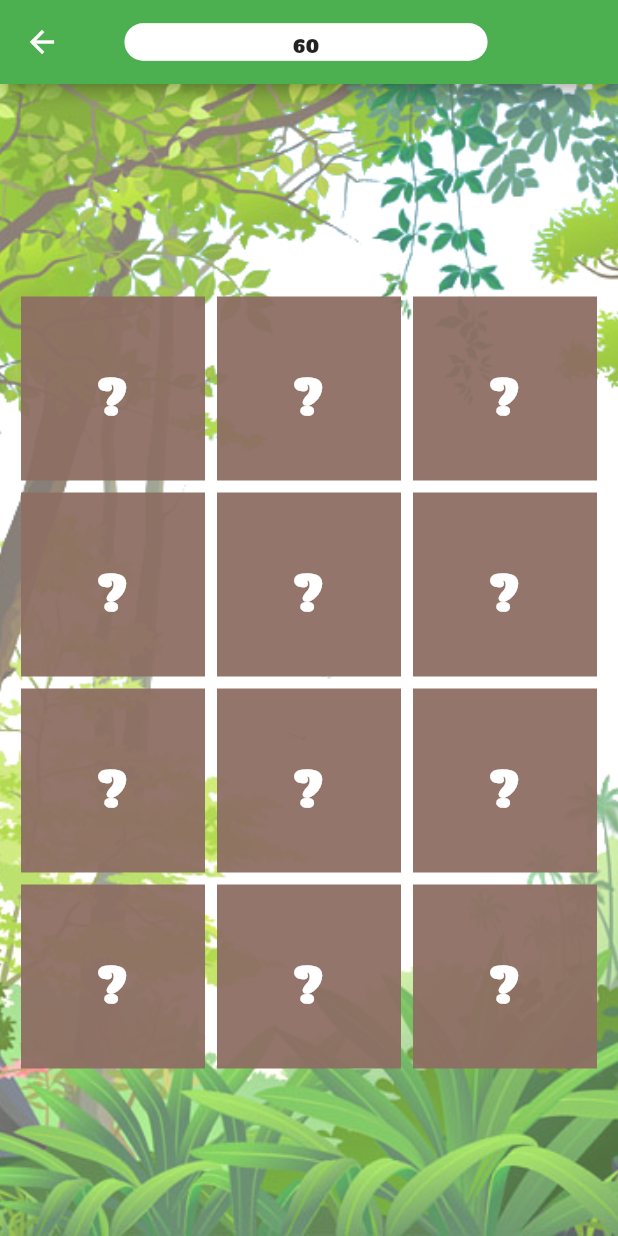
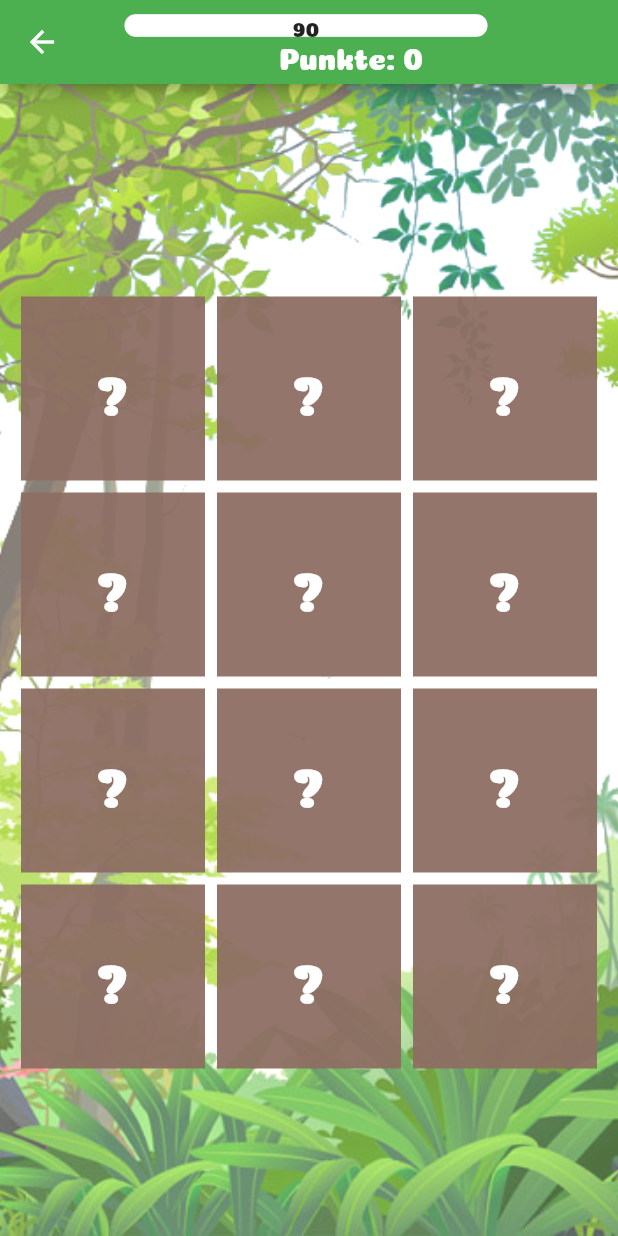
Before and after one commit to stormqueen23/memory, a Flutter app: the screen it shows after launch, after a tap on "Mittel", on a phone screen of 412 x 824 dp. Run offline on Flutter 3.47's test engine with Material 2 defaults, Android fonts, the light colour scheme and no system bars; drawn by our look-alikes of percent_indicator.

Commit message:
code cleanup counting points show overview after 3 rounds

```diff
--- a/lib/board.dart
+++ b/lib/board.dart
@@ -12,28 +12,25 @@ const int _timerMillis = 1500;
 const int max_rounds = 3;
 const int maxDinoCards = 15;
 
-
-
 class Board extends StatefulWidget {
   final int difficulty;
-  final MemoryType type;
+  //final MemoryType type;
 
-  Board(this.difficulty, this.type, {Key key}) : super(key: key);
+  Board(this.difficulty, {Key key}) : super(key: key);
 
   @override
   BoardState createState() {
-    return new BoardState(difficulty, type);
+    return new BoardState(difficulty);
   }
 
   static BoardState of(BuildContext context) {
-    final BoardState navigator = context.ancestorStateOfType(
-        const TypeMatcher<BoardState>());
+    final BoardState navigator =
+        context.ancestorStateOfType(const TypeMatcher<BoardState>());
 
     assert(() {
       if (navigator == null) {
-        throw new FlutterError(
-            'Operation requested with a context that does '
-                'not include a GameState.');
+        throw new FlutterError('Operation requested with a context that does '
+            'not include a GameState.');
       }
       return true;
     }());
@@ -47,15 +44,16 @@ class BoardState extends State<Board> {
   double height;
 
   final int difficulty;
-  final MemoryType selectedMemoryType;
+  //final MemoryType selectedMemoryType;
 
-  BoardState(this.difficulty, this.selectedMemoryType);
+  BoardState(this.difficulty);
 
   int rows = 1;
   int cols = 2;
 
   Timer timer;
 
+  int points = 0;
   int moves = 0;
   int minMoveCounter = 0;
 
@@ -82,6 +80,38 @@ class BoardState extends State<Board> {
     super.initState();
   }
 
+  AppBar getAppBar() {
+    //bool showText = result.preferredSize.height > 55;
+    AppBar result = doGetAppBar(true);
+    debugPrint("appBarSize: " + result.preferredSize.toString());
+    if (result.preferredSize.height < 56) {
+      result = doGetAppBar(false);
+      debugPrint("appBarSize: " + result.preferredSize.toString());
+    }
+    return result;
+  }
+
+  AppBar doGetAppBar(bool showDetails) {
+    AppBar result = new AppBar(
+      title: Column(
+        children: getAppBarDetails(showDetails),
+      ),
+      centerTitle: true,
+      backgroundColor: Colors.green,
+    );
+    return result;
+  }
+
+  List<Widget> getAppBarDetails(bool showDetailRow) {
+    List<Widget> result = <Widget>[];
+    result.add(Center(child: levelTimer));
+    if (showDetailRow) {
+      Text t = Text('Punkte: $points', style: new TextStyle(fontSize: 20.0));
+      result.add(t);
+    }
+    return result;
+  }
+
   @override
   Widget build(BuildContext context) {
     width = MediaQuery.of(context).size.width;
@@ -91,20 +121,7 @@ class BoardState extends State<Board> {
     debugPrint('height: ' + height.toString());
 
     return new Scaffold(
-        appBar: new AppBar(
-          title: Column(
-            children: <Widget>[
-              /*
-              new Text(
-                '$moves',
-                style: new TextStyle(fontSize: 30.0),
-              ),*/
-              Center(child: levelTimer),
-            ],
-          ),
-          centerTitle: true,
-          backgroundColor: Colors.green,
-        ),
+        appBar: getAppBar(),
         body: new Container(
           child: buildBoardUI(cardSize),
         ));
@@ -118,7 +135,7 @@ class BoardState extends State<Board> {
     debugPrint('spaceForHeight ' + spaceForHeight.toString());
     debugPrint('spaceForWidth ' + spaceForWidth.toString());
 
-    double heightPerCard =  spaceForHeight / rows;
+    double heightPerCard = spaceForHeight / rows;
     double widthPerCard = spaceForWidth / cols;
     debugPrint('heightPerCard ' + heightPerCard.toString());
     debugPrint('widthPerCard ' + widthPerCard.toString());
@@ -150,7 +167,6 @@ class BoardState extends State<Board> {
                   posX: x,
                   posY: y,
                   size: cardSize,
-                  selectedMemoryType: selectedMemoryType,
                 ),
               ),
             ),
@@ -163,7 +179,6 @@ class BoardState extends State<Board> {
             posX: x,
             posY: y,
             size: cardSize,
-            selectedMemoryType: selectedMemoryType,
           ));
         }
       }
@@ -220,9 +235,13 @@ class BoardState extends State<Board> {
             if (firstValue == secondValue) {
               uiState[firstX][firstY] = TileState.found;
               uiState[secondX][secondY] = TileState.found;
+              points += 10;
             } else {
               uiState[firstX][firstY] = TileState.covered;
               uiState[secondX][secondY] = TileState.covered;
+              if (points > 0) {
+                points --;
+              }
             }
             moves++;
             firstValue = null;
@@ -244,6 +263,8 @@ class BoardState extends State<Board> {
             }
             //debugPrint('allfound: ' + allFound.toString());
             if (allFound) {
+              //int remaining = MemoryTimer.of(context).remainingTime;
+              //points += remaining;
               goToSummary(context);
             }
           }
@@ -262,11 +283,11 @@ class BoardState extends State<Board> {
     } else if (difficulty == 2) {
       rows = 4;
       cols = 3;
-      levelTimer = MemoryTimer(seconds: 60);
+      levelTimer = MemoryTimer(seconds: 90);
     } else if (difficulty == 3) {
       rows = 6;
       cols = 4;
-      levelTimer = MemoryTimer(seconds: 120);
+      levelTimer = MemoryTimer(seconds: 180);
     }
     turnedCards = 0;
     moves = 0;
@@ -319,12 +340,12 @@ class BoardState extends State<Board> {
   void goToSummary(BuildContext context) {
     debugPrint('goToSummary');
     int stars = determineStars();
-    GameController.of(context).goToSummary(stars, moves);
+    GameController.of(context).goToSummary(stars, moves, points);
   }
 
   void goToFailSummary(BuildContext context) {
     debugPrint('goToFailSummary');
-    GameController.of(context).goToFailSummary(0, moves);
+    GameController.of(context).goToFailSummary(0, moves, points);
   }
 
   int determineStars() {
--- a/lib/boardUI.dart
+++ b/lib/boardUI.dart
@@ -15,30 +15,22 @@ class MemoryCard extends StatelessWidget {
 
   final double size;
 
-  final MemoryType selectedMemoryType;
+  //final MemoryType selectedMemoryType;
 
   MemoryCard({this.tileState,
     this.value,
     this.posX,
     this.posY,
-    this.size,
-    this.selectedMemoryType});
+    this.size});
 
   @override
   @override
   Widget build(BuildContext context) {
     Widget card;
-    String pre;
+    String pre = 'assets/dino-';
     String imagePath;
     String coveredImagePath;
 
-    if (selectedMemoryType == MemoryType.first) {
-      pre = 'assets/dino-';
-    } else if (selectedMemoryType == MemoryType.second) {
-      pre = 'assets/dino-';
-    } else if (selectedMemoryType == MemoryType.third) {
-      pre = 'assets/dino-';
-    }
     if (pre != null) {
       //coveredImagePath = pre + 'back.png';
       imagePath = pre + value.toString() + '.png';
--- a/lib/gameController.dart
+++ b/lib/gameController.dart
@@ -4,18 +4,18 @@ import 'board.dart';
 import 'home.dart';
 import 'summary.dart';
 
-enum ScreenType { game, highscore, failScore }
-enum MemoryType { first, second, third }
+enum ScreenType { game, highscore, failScore, allHighScore }
+//enum MemoryType { first, second, third }
 
 class GameController extends StatefulWidget {
 
   final int difficulty;
 
-  GameController(this.difficulty, {Key key}) : super(key: key);
+   GameController(this.difficulty, {Key key}) : super(key: key);
 
   @override
   State<GameController> createState() {
-    return new GameState(difficulty);
+    return new GameState(difficulty, 3);
   }
 
   static GameState of(BuildContext context) {
@@ -36,25 +36,35 @@ class GameController extends StatefulWidget {
 }
 
 class GameState extends State<GameController> {
+  final int difficulty;
+  final int maxGames;
+
   ScreenType currentScreen = ScreenType.game;
-  MemoryType currentMemoryType = MemoryType.first;
 
-  int difficulty;
+  int gameCounter = 0;
 
-  int lastStars;
-  int lastMoves;
+  int pointSum = 0;
+  int starSum = 0;
+  int moveSum = 0;
 
-  GameState(this.difficulty);
+  int lastStars = 0;
+  int lastMoves = 0;
+  int lastPoints = 0;
+
+  GameState(this.difficulty, this.maxGames);
 
   @override
   Widget build(BuildContext context) {
     debugPrint('buildGameController' + currentScreen.toString());
     if (ScreenType.game == currentScreen) {
-      return new Board(difficulty, currentMemoryType);
+      return new Board(difficulty);
     } else if (ScreenType.failScore == currentScreen) {
-      return new Summary(true, lastStars, lastMoves, getNextMemoryType() == null);
+      return new Summary(true, lastStars, lastMoves, lastPoints, isLastLevel(), false);
+    } else if (ScreenType.allHighScore == currentScreen) {
+      int tmpStars = (starSum / maxGames).round();
+      return new Summary(false, tmpStars, moveSum, pointSum, true, true);
     } else {
-      return new Summary(false, lastStars, lastMoves, getNextMemoryType() == null);
+      return new Summary(false, lastStars, lastMoves, lastPoints, isLastLevel(), false);
     }
   }
 
@@ -69,19 +79,34 @@ class GameState extends State<GameController> {
     );
   }
 
-  void goToSummary(int stars, int moves) {
+  void goToAllSummary() {
+    debugPrint('goToAllSummary');
+   setState(() {
+      currentScreen = ScreenType.allHighScore;
+    });
+  }
+
+  void goToSummary(int stars, int moves, int points) {
     debugPrint('goToSummary');
     lastStars = stars;
     lastMoves = moves;
+    lastPoints = points;
+    pointSum += points;
+    moveSum += moves;
+    starSum += stars;
     setState(() {
       currentScreen = ScreenType.highscore;
     });
   }
 
-  void goToFailSummary(int stars, int moves) {
+  void goToFailSummary(int stars, int moves, int points) {
     debugPrint('goToFailSummary');
     lastStars = stars;
     lastMoves = moves;
+    lastPoints = points;
+    pointSum += points;
+    moveSum += moves;
+    starSum += stars;
     setState(() {
       currentScreen = ScreenType.failScore;
     });
@@ -96,17 +121,12 @@ class GameState extends State<GameController> {
   void goToNextLevel() {
     setState(() {
       currentScreen = ScreenType.game;
-      currentMemoryType = getNextMemoryType();
+      gameCounter++;
     });
   }
 
-  MemoryType getNextMemoryType() {
-    if (currentMemoryType == MemoryType.first) {
-      return MemoryType.second;
-    } else if (currentMemoryType == MemoryType.second) {
-      return MemoryType.third;
-    }
-    return null;
+  bool isLastLevel() {
+    return (gameCounter < (maxGames-1) ? false : true);
   }
 
 }
--- a/lib/home.dart
+++ b/lib/home.dart
@@ -3,31 +3,93 @@ import 'package:flutter/painting.dart';
 
 import 'gameController.dart';
 
+
+enum DialogType {ok}
+
 class HomeScreen extends StatelessWidget {
   HomeScreen({Key key}) : super(key: key);
+
+  Future<void> showInfo(BuildContext context) async {
+    switch (await showDialog<DialogType>(
+      context: context,
+      builder: (BuildContext context) {
+        return SimpleDialog(
+          title: new Text('Infos'),
+          titlePadding: EdgeInsets.fromLTRB(24.0, 20.0, 0.0, 20.0),
+          contentPadding: EdgeInsets.fromLTRB(24.0, 10.0, 0.0, 0.0),
+          children: <Widget>[
+            Center(child: Text('Diese App wurde entwickelt von Melanie Siekmöller')),
+            // Dinosaurier: designed by Freepik from Flaticon
+            // Hintergrund: Graphics from pngtree.com
+            SimpleDialogOption (
+              onPressed: () {
+                Navigator.pop(context);
+              },
+              child: IconButton(icon: Icon(Icons.check), onPressed: null)
+            )
+          ],
+        );
+      }
+    )
+
+    ) {
+      case DialogType.ok:
+        break;
+    }
+
+  }
 
   @override
   Widget build(BuildContext context) {
     return Scaffold(
       body: Container(
           decoration: BoxDecoration(
-              color: Colors.white,
+              color: Colors.transparent,
               image: DecorationImage(
                   image: AssetImage('assets/forest.png'),
                   fit: BoxFit.fitHeight)),
           child: Center(
             child: Column(
-              mainAxisAlignment: MainAxisAlignment.center,
+              mainAxisAlignment: MainAxisAlignment.start,
               crossAxisAlignment: CrossAxisAlignment.center,
               children: <Widget>[
+                getInfoRow(context),
                 getTitle(),
-               // getLevelChange(),
+                // getLevelChange(),
                 getButton(context, 1),
                 getButton(context, 2),
                 getButton(context, 3)
               ],
             ),
-          )),
+          )
+      ),
+    );
+  }
+
+  Padding getInfoRow(BuildContext context) {
+    return Padding(
+      padding: const EdgeInsets.fromLTRB(15.0, 5.0, 0.0, 70.0),
+      child: Row(
+        mainAxisAlignment: MainAxisAlignment.start,
+        children: <Widget>[
+          IconButton(
+              icon: Icon(Icons.settings, color: Colors.white),
+              iconSize: 30.0,
+              color: Colors.brown,
+              onPressed: () {
+                showInfo(context);
+              }),
+          Padding(
+            padding: const EdgeInsets.fromLTRB(8.0, 0.0, 0.0, 0.0),
+            child: IconButton(
+                icon: Icon(Icons.info, color: Colors.white),
+                iconSize: 30.0,
+                onPressed: () {
+                  showInfo(context);
+                }),
+          ),
+        ],
+      ),
     );
   }
 
@@ -73,8 +135,13 @@ class HomeScreen extends StatelessWidget {
             ],
           ),
           Column(
-            children: <Widget>[Text("DINO"
-                "", textScaleFactor: 3.0,)],
+            children: <Widget>[
+              Text(
+                "DINO"
+                    "",
+                textScaleFactor: 3.0,
+              )
+            ],
           ),
           Column(
             children: <Widget>[
@@ -82,9 +149,9 @@ class HomeScreen extends StatelessWidget {
                   child: RaisedButton(
                       color: Colors.white,
                       shape: RoundedRectangleBorder(
-                        borderRadius: new BorderRadius.circular(70.0),
-                        side: BorderSide(width: 2.0, color: Colors.brown[200])
-                      ),
+                          borderRadius: new BorderRadius.circular(70.0),
+                          side:
+                              BorderSide(width: 2.0, color: Colors.brown[200])),
                       child: Icon(
                         Icons.arrow_right,
                         color: Colors.brown[800],
--- a/lib/memory_timer.dart
+++ b/lib/memory_timer.dart
@@ -12,7 +12,6 @@ class MemoryTimer extends StatefulWidget {
   MemoryTimerState createState() {
     return new MemoryTimerState(seconds);
   }
-
 }
 
 class MemoryTimerState extends State<MemoryTimer> {
@@ -66,7 +65,7 @@ class MemoryTimerState extends State<MemoryTimer> {
             padding: EdgeInsets.all(1.0),
             child: new LinearPercentIndicator(
               width: MediaQuery.of(context).size.width - 150,
-              lineHeight: 25.0,
+              lineHeight: 15.0,
               animationDuration: 2500,
               percent: percent,
               center: Text(remainingTime.toString()),
```
Also changed, not shown: lib/summary.dart (+35 -12 lines).
